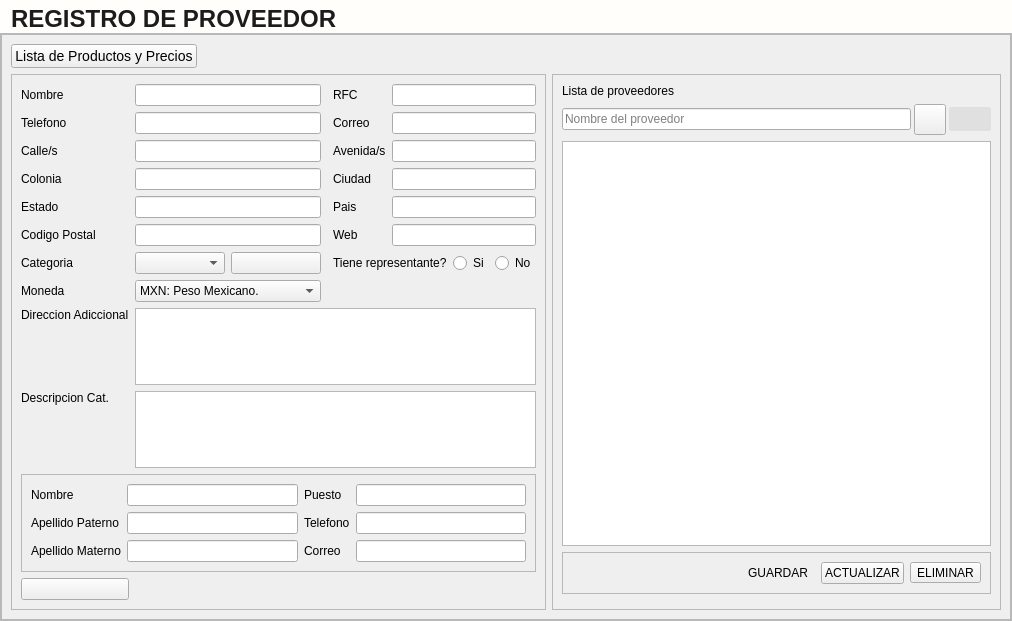
First picture: the form in app/View/UserInterfaceUi/UI_CONTROL_PROVEEDORES.ui, repository LAngelVp/software-punto-de-venta, before the edit.
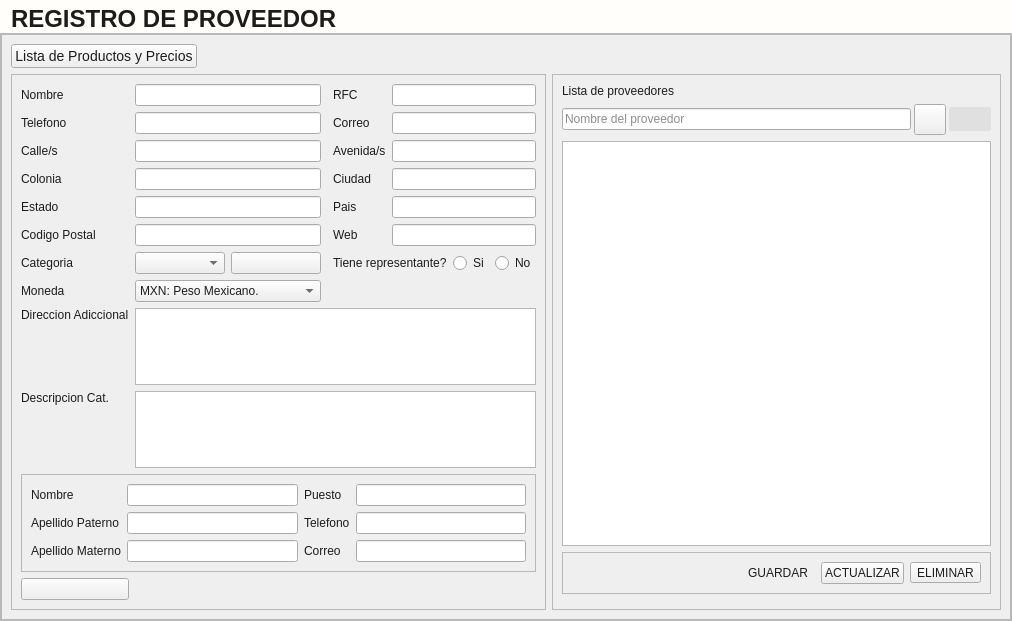
Second picture: the form after the edit. Icons and pictures are not drawn.

Diff of the .ui file:
```diff
--- a/app/View/UserInterfaceUi/UI_CONTROL_PROVEEDORES.ui
+++ b/app/View/UserInterfaceUi/UI_CONTROL_PROVEEDORES.ui
@@ -14,11 +14,13 @@
    <string>Form</string>
   </property>
   <property name="styleSheet">
-   <string notr="true">#Control_Proveedores{
+   <string notr="true">*{color: #1d1c1c;}
+#Control_Proveedores{
 background: #fffefb;
 }
 [objectName*=&quot;contenedor&quot;]{
 background: #fffefb;
+border:none;
 }
 #label_wp_titulo_proveedores{
 color:#1d1c1c;
@@ -107,41 +109,58 @@
 #btn_RefrescarTabla:pressed{
 background: #b6ccd8 ;
 }
-[objectName^=&quot;cajaopciones&quot;]{
-border: none;
-border-bottom: 1px solid #3b3c3d;
-border-top-left-radius: 4px;
-border-top-right-radius: 4px;
-padding: 2px;
-background-color: #F5F5F5;
-font-size: 14px;
-width:87px;
+
+/* caja opciones */
+[objectName*=&quot;cajaOpciones&quot;] {
+    border: none;
+    border-bottom: 1px solid #787878 ;
+    padding: 2px ;
+    background-color: #F5F5F5 ;
+    font-size: 14px ;
+    min-width: 200px ;
+    font-family: &quot;Arial&quot; ;
+    color: #1d1c1c ;
+	selection-background-color: #4791F5; 
 }
-[objectName^=&quot;cajaopciones&quot;]::drop-down{
-subcontrol-origin: padding;
-subcontrol-position: top right;
-padding-right:5px;
-width: 20%;
-border-left-width: 1px;
-border-top-right-radius: 4px;
-border-bottom-right-radius: 4px;
-background-color: #F5F5F5;
+
+/* ESTILO DEL DROPDOWN (LISTA) */
+[objectName*=&quot;cajaOpciones&quot;] QListView {
+    background: #F5F5F5 ;
+    border-radius: 3px;
+    outline: none;
 }
-[objectName^=&quot;cajaopciones_&quot;]::down-arrow{
-image: url(:/Icons/Bootstrap/filter-left.svg);
-width: 17%;
-height: 17%;
-padding-left:5px;
-padding-right:5px;
+
+/* ESTILO DE LOS ÍTEMS */
+[objectName*=&quot;cajaOpciones&quot;] QListView::item {
+    padding: 6px 10px ;
+    margin: 2px ;
 }
+/* BOTÓN DESPLEGABLE */
+[objectName*=&quot;cajaOpciones&quot;]::drop-down {
+    subcontrol-origin: padding ;
+    subcontrol-position: top right ;
+    padding-right: 5px ;
+    width: 20% ;
+    border-left-width: 1px ;
+    border-radius: 3px ;
+    background-color: #F5F5F5 ;
+}
+/* FLECHA DESPLEGABLE */
+[objectName*=&quot;cajaOpciones&quot;]::down-arrow {
+    image: url(:/Icons/Bootstrap/filter-left.svg);
+    width: 17% ;
+    height: 17% ;
+    padding-left: 5px ;
+    padding-right: 5px ;
+}
+
 /*TABLA*/
-
 [objectName*=&quot;tabla_&quot;] {
     font-family: Arial;
     font-size: 14px;
+background: #F5F5F5;
 }
 
-/* Barra vertical */
 /* Encabezados de la tabla */
 [objectName*=&quot;tabla_&quot;] QHeaderView::section {
     background-color: #023375;
@@ -234,8 +253,8 @@
           <rect>
            <x>0</x>
            <y>0</y>
-           <width>1008</width>
-           <height>584</height>
+           <width>1151</width>
+           <height>656</height>
           </rect>
          </property>
          <layout class="QGridLayout" name="gridLayout_7">
```
Left out of the diff: 52 changed lines with no effect on the pictures.
